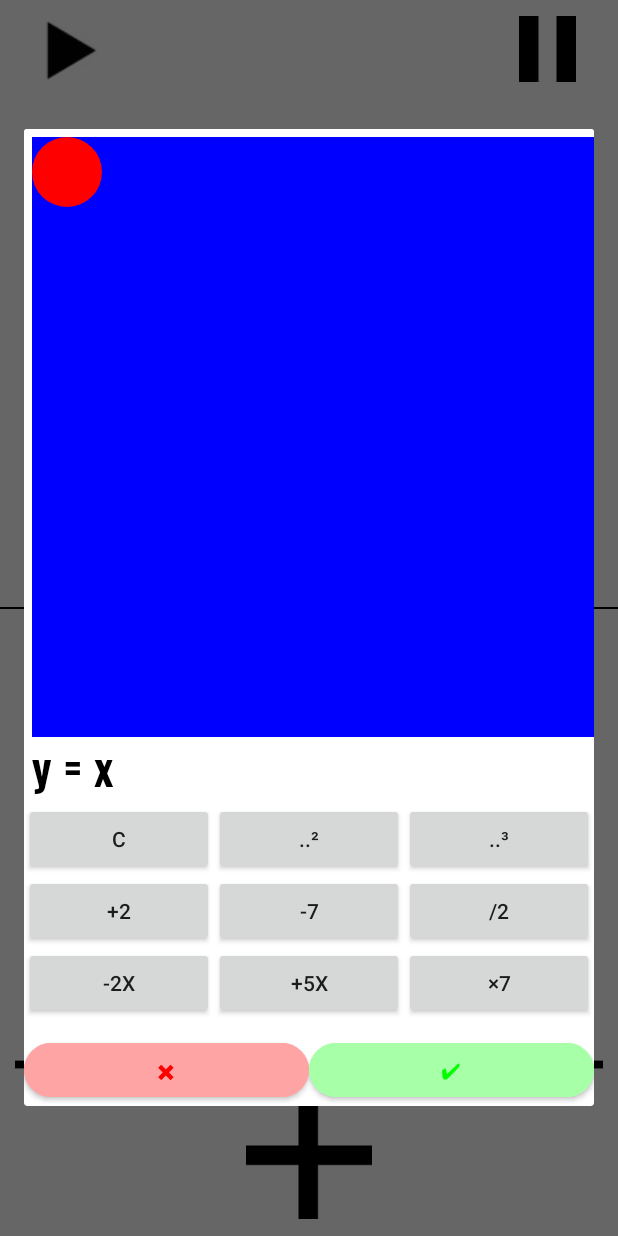
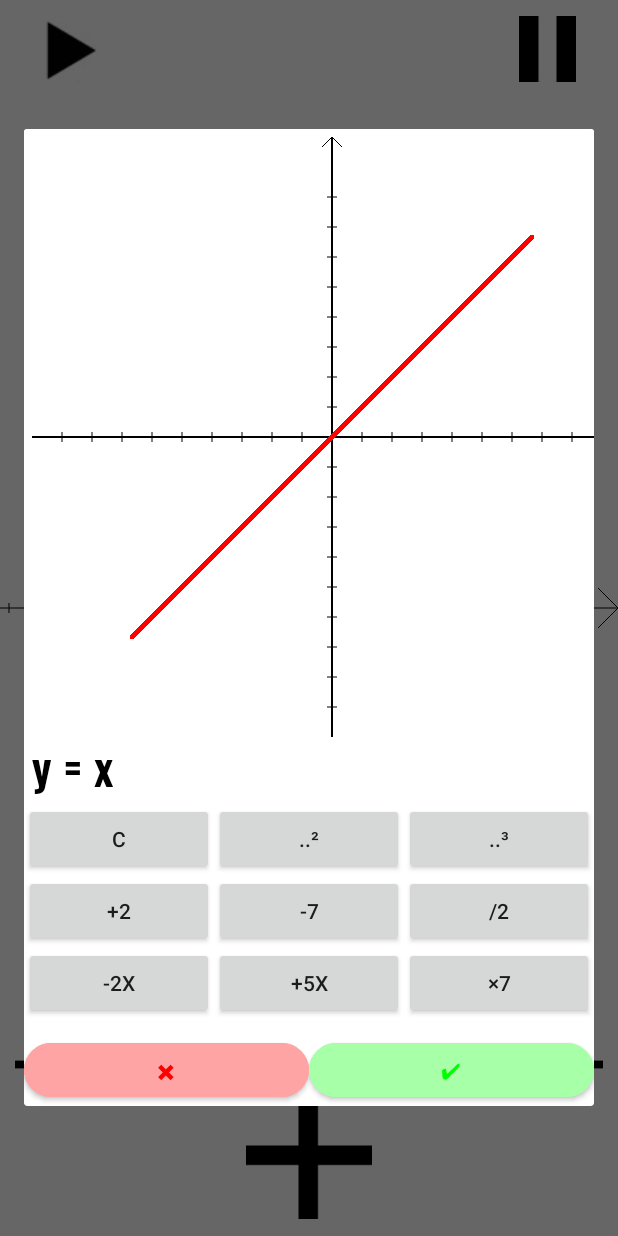
Before and after one commit to Fogonrog/three-points, an Android app: the screen it shows after launch (MainActivity), after a tap on an icon or button, on a phone screen of 412 x 824 dp. Run offline under Robolectric (Android 15) with nearby library versions, the phone set to English and light mode, and no system bars.

Commit message:
[function on the graph] add ability to put function to graph

```diff
--- a/app/src/main/java/com/example/myapplication/Draw2D.java
+++ b/app/src/main/java/com/example/myapplication/Draw2D.java
@@ -15,14 +15,17 @@ import android.widget.Button;
 
 import androidx.annotation.Nullable;
 
+import com.example.myapplication.Expressions.Function;
+
 public class Draw2D extends View {
-    private final Paint paint = new Paint();
-    private final Bitmap bitmap;
+    public static boolean functionOnTheLayout = false;
+    public static Function function;
+    private Paint paint = new Paint();
+    private Bitmap bitmap;
     private Canvas canvas;
 
     public Draw2D(Context context) {
         super(context);
-        // Выводим значок из ресурсов
         Resources res = this.getResources();
         bitmap = BitmapFactory.decodeResource(res, R.drawable.first);
     }
@@ -38,18 +41,20 @@ public class Draw2D extends View {
         super.onDraw(canvas);
         this.canvas = canvas;
 
+        moveStartingPoint();
+        initialСanvasPreparation();
+        drawAxes(Color.BLACK);
+        drawFunction(Color.RED);
+    }
 
-        int width = getWidth();
-        int height = getHeight();
-        moveStartingPoin(width,height);
-        initialСanvasPreparation();
-
-        //drawBackground(rotatedBitmap(bitmap),width,height);
-
-        drawAxes(Color.BLACK,width,height);
-
-        drawParabola(Color.RED);
-
+    private void drawFunction(int color){
+        if (functionOnTheLayout) {
+            paint.setColor(color);
+            for (float i = 0F; i < 30; i += 0.001F) {
+                canvas.drawCircle(i * 10, (float) (function.evaluate(i) * 10), 2, paint);
+                canvas.drawCircle(-i * 10, (float) (function.evaluate(-i) * 10), 2, paint);
+            }
+        }
     }
 
     private void drawBackground(Bitmap bitmap, int width, int height) {
@@ -63,10 +68,27 @@ public class Draw2D extends View {
         return Bitmap.createBitmap(bitmap, 0, 0, bitmap.getWidth(), bitmap.getHeight(), matrix, true);
     }
 
-    private void drawAxes(int color,int width,int height) {
+    private void drawAxes(int color) {
         paint.setColor(color);
-        canvas.drawRect(1,height/2,-1,-height/2,paint);
-        canvas.drawRect(width/2,1,-width/2,-1,paint);
+        for (int i = 30; i < getWidth()/2-58; i+=30) {
+            canvas.drawLine(i,5,i,-5,paint);
+
+        }
+        for (int i = 30; i < getWidth()/2; i+=30) {
+            canvas.drawLine(-i,5,-i,-5,paint);
+        }
+        for (int i = 30; i < getHeight()/2-58; i+=30) {
+            canvas.drawLine(-5, i, 5, i, paint);
+        }
+        for (int i = 30; i < getHeight()/2; i+=30) {
+            canvas.drawLine(-5, -i, 5, -i, paint);
+        }
+        canvas.drawLine(20,(getHeight()/2)-20,0,getHeight()/2,paint);
+        canvas.drawLine(-20,(getHeight()/2)-20,0,getHeight()/2,paint);
+        canvas.drawLine((getWidth()/2)-20,-20,(getWidth()/2),0,paint);
+        canvas.drawLine((getWidth()/2)-20,20,(getWidth()/2),0,paint);
+        canvas.drawRect(1,getHeight()/2,-1,-getHeight()/2,paint);
+        canvas.drawRect(getWidth()/2,0.5F,-getWidth()/2,-0.5F,paint);
     }
 
     private void initialСanvasPreparation() {
@@ -76,16 +98,8 @@ public class Draw2D extends View {
         paint.setAntiAlias(true);
     }
 
-    private void moveStartingPoin(int width,int height) {
-        canvas.translate(width/2,height/2);
+    private void moveStartingPoint() {
+        canvas.translate(getWidth() / 2, getHeight() / 2);
         canvas.scale(1f, -1f);
     }
-
-    private void drawParabola(int color) {
-        paint.setColor(color);
-        for (float i = 0F; i < 20; i += 0.01F) {
-            canvas.drawCircle(i*10, (float) (i*i), 3, paint);
-            canvas.drawCircle(-i*10, (float) (i*i), 3, paint);
-        }
-    }
 }
--- a/app/src/main/java/com/example/myapplication/Expressions/Num.java
+++ b/app/src/main/java/com/example/myapplication/Expressions/Num.java
@@ -12,7 +12,7 @@ public final class Num implements Function {
     }
 
     @Override
-    public float evaluate(float number) {
-        return number;
+    public float evaluate(float argument) {
+        return this.number;
     }
 }
--- a/app/src/main/java/com/example/myapplication/InputFragment.java
+++ b/app/src/main/java/com/example/myapplication/InputFragment.java
@@ -15,10 +15,12 @@ import androidx.fragment.app.FragmentManager;
 import com.example.myapplication.R;
 
 public class InputFragment extends Fragment{
+    public static View canvas;
     public View onCreateView(LayoutInflater inflater, ViewGroup container,
                              Bundle savedInstanceState) {
         View view = inflater.inflate(R.layout.fragment_input, container, false);
         ImageButton button_add_function = view.findViewById(R.id.add_function);
+        canvas = view.findViewById(R.id.canvas);
         button_add_function.setOnClickListener(v -> {
             FragmentManager manager = InputFragment.this.getParentFragmentManager();
             MyDialogFragment myDialogFragment = new MyDialogFragment();
--- a/app/src/main/java/com/example/myapplication/MiniDraw2D.java
+++ b/app/src/main/java/com/example/myapplication/MiniDraw2D.java
@@ -1,4 +1,12 @@
 package com.example.myapplication;
+
+import static com.example.myapplication.Expressions.Functions.cos;
+import static com.example.myapplication.Expressions.Functions.ctg;
+import static com.example.myapplication.Expressions.Functions.n;
+import static com.example.myapplication.Expressions.Functions.pow;
+import static com.example.myapplication.Expressions.Functions.sin;
+import static com.example.myapplication.Expressions.Functions.tg;
+import static com.example.myapplication.Expressions.Functions.x;
 
 import android.content.Context;
 import android.content.res.Resources;
@@ -11,7 +19,16 @@ import android.view.View;
 
 import androidx.annotation.Nullable;
 
+import com.example.myapplication.Expressions.Argument;
+import com.example.myapplication.Expressions.Function;
+import com.example.myapplication.Expressions.Num;
+import com.example.myapplication.Expressions.Power;
+
 public class MiniDraw2D extends View {
+    public static Function function = x;
+    private Canvas canvas;
+    private Paint paint;
+
     public MiniDraw2D(Context context) {
         super(context);
     }
@@ -19,21 +36,64 @@ public class MiniDraw2D extends View {
     public MiniDraw2D(Context context, @Nullable AttributeSet attrs) {
         super(context, attrs);
     }
+
     @Override
     public void onMeasure(int widthMeasureSpec, int heightMeasureSpec) {
         setMeasuredDimension(600, 600);
     }
+
     @Override
     public void onDraw(Canvas canvas) {
         super.onDraw(canvas);
-        Paint paint = new Paint();
+        this.canvas = canvas;
+        this.paint = new Paint();
 
+        initialСanvasPreparation();
+        moveStartingPoin();
+        drawAxes(Color.BLACK);
+        drawFunction(Color.RED);
+    }
+
+    private void initialСanvasPreparation() {
         paint.setStyle(Paint.Style.FILL);
-        paint.setColor(Color.BLUE);
+        paint.setColor(Color.WHITE);
         canvas.drawPaint(paint);
         paint.setAntiAlias(true);
+    }
 
-        paint.setColor(Color.RED);
-        canvas.drawCircle(35,35,35,paint);
+    private void drawAxes(int color) {
+        paint.setColor(color);
+
+        for (int i = 30; i < getWidth()/2-58; i+=30) {
+            canvas.drawLine(i,5,i,-5,paint);
+        }
+        for (int i = 30; i < getWidth()/2; i+=30) {
+            canvas.drawLine(-i,5,-i,-5,paint);
+        }
+        for (int i = 30; i < getHeight()/2-58; i+=30) {
+            canvas.drawLine(-5, i, 5, i, paint);
+        }
+        for (int i = 30; i < getHeight()/2; i+=30) {
+            canvas.drawLine(-5, -i, 5, -i, paint);
+        }
+        canvas.drawLine(10,(getHeight()/2)-10,0,getHeight()/2,paint);
+        canvas.drawLine(-10,(getHeight()/2)-10,0,getHeight()/2,paint);
+        canvas.drawLine((getWidth()/2)-10,-10,(getWidth()/2),0,paint);
+        canvas.drawLine((getWidth()/2)-10,10,(getWidth()/2),0,paint);
+        canvas.drawRect(1,getHeight()/2,-1,-getHeight()/2,paint);
+        canvas.drawRect(getWidth()/2,1,-getWidth()/2,-1,paint);
+    }
+
+    private void moveStartingPoin() {
+        canvas.translate(getWidth()/2,getHeight()/2);
+        canvas.scale(1f, -1f);
+    }
+
+    private void drawFunction(int color){
+        paint.setColor(color);
+        for (float i = 0F; i < 20; i += 0.001F) {
+            canvas.drawCircle(i*10, (float) (function.evaluate(i)*10), 2, paint);
+            canvas.drawCircle(-i*10, (float) (function.evaluate(-i)*10), 2, paint);
+        }
     }
 }
--- a/app/src/main/java/com/example/myapplication/MyDialogFragment.java
+++ b/app/src/main/java/com/example/myapplication/MyDialogFragment.java
@@ -36,7 +36,7 @@ public class MyDialogFragment extends DialogFragment {
     private Button btn9;
     private Button btnOk;
     private Button btnNoOk;
-
+    private View miniCanvas;
     @Override
     public Dialog onCreateDialog(Bundle savedInstanceState) {
         AlertDialog builder = new AlertDialog.Builder(getActivity()).create();
@@ -46,14 +46,22 @@ public class MyDialogFragment extends DialogFragment {
 
         textFunction = view.findViewById(R.id.x);
 
+        miniCanvas = view.findViewById(R.id.minicanvas);
+
         btnOk = view.findViewById(R.id.button_ok);
         btnOk.setOnClickListener(v -> {
-            System.out.println(function.evaluate(1));
-            builder.cancel();
+            Draw2D.functionOnTheLayout = true;
+            Draw2D.function = this.function;
+            InputFragment.canvas.invalidate();
+            builder.dismiss();
         });
 
         btnNoOk = view.findViewById(R.id.button_nook);
-        btnNoOk.setOnClickListener(v -> builder.cancel());
+        btnNoOk.setOnClickListener(v -> {
+            MiniDraw2D.function = x;
+            builder.dismiss();
+        });
+
 
         btnC = view.findViewById(R.id.button1);
         btnC.setText("C");
@@ -99,6 +107,8 @@ public class MyDialogFragment extends DialogFragment {
 
     private void setFunction(Function function) {
         this.function = function;
+        MiniDraw2D.function = this.function;
+        miniCanvas.invalidate();
         System.out.println(function.asString());
         updateTextView();
     }
--- a/app/src/main/res/layout/fragment_custom.xml
+++ b/app/src/main/res/layout/fragment_custom.xml
@@ -21,7 +21,7 @@
             android:background="@color/white" />
         <com.example.myapplication.MiniDraw2D
             android:id="@+id/minicanvas"
-            android:layout_width="wrap_content"
+            android:layout_width="match_parent"
             android:layout_height="wrap_content" />
     </LinearLayout>
 
```
